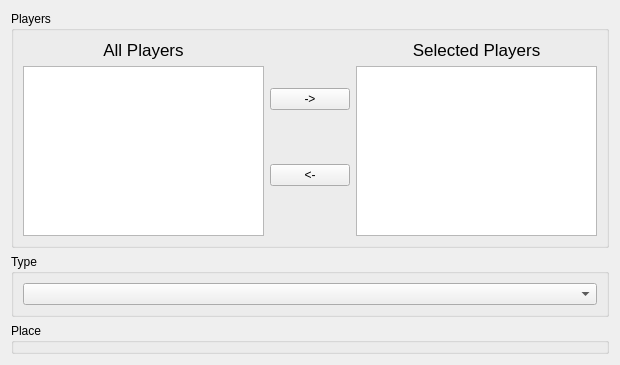
lbproductions/ProjectStats, file Gui/Wizards/NewGame/livegamegeneraloptionswidget.ui: the form before one commit.
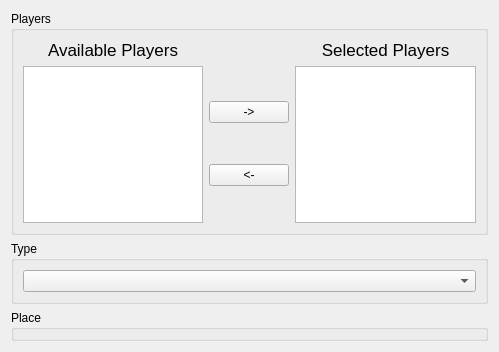
The form after the commit.

Commit message: - Improved some Layouts in ui-files (same look-and-feel, at least I hope so :D) due to better performance with Qt.

What changed in the file:
```diff
--- a/Gui/Wizards/NewGame/livegamegeneraloptionswidget.ui
+++ b/Gui/Wizards/NewGame/livegamegeneraloptionswidget.ui
@@ -6,8 +6,8 @@
    <rect>
     <x>0</x>
     <y>0</y>
-    <width>620</width>
-    <height>365</height>
+    <width>499</width>
+    <height>352</height>
    </rect>
   </property>
   <property name="windowTitle">
@@ -19,26 +19,33 @@
      <property name="title">
       <string>Players</string>
      </property>
-     <layout class="QHBoxLayout" name="horizontalLayout">
-      <item>
-       <layout class="QVBoxLayout" name="verticalLayout_4">
-        <item>
+     <layout class="QGridLayout" name="gridLayout">
+      <item row="0" column="0">
          <widget class="QLabel" name="label">
           <property name="text">
            <string>&lt;!DOCTYPE HTML PUBLIC &quot;-//W3C//DTD HTML 4.0//EN&quot; &quot;http://www.w3.org/TR/REC-html40/strict.dtd&quot;&gt;
 &lt;html&gt;&lt;head&gt;&lt;meta name=&quot;qrichtext&quot; content=&quot;1&quot; /&gt;&lt;style type=&quot;text/css&quot;&gt;
 p, li { white-space: pre-wrap; }
+&lt;/style&gt;&lt;/head&gt;&lt;body style=&quot; font-family:'Ubuntu'; font-size:8pt; font-weight:400; font-style:normal;&quot;&gt;
+&lt;p align=&quot;center&quot; style=&quot; margin-top:0px; margin-bottom:0px; margin-left:0px; margin-right:0px; -qt-block-indent:0; text-indent:0px;&quot;&gt;&lt;span style=&quot; font-family:'Lucida Grande'; font-size:13pt;&quot;&gt;Available Players&lt;/span&gt;&lt;/p&gt;&lt;/body&gt;&lt;/html&gt;</string>
+        </property>
+       </widget>
+      </item>
+      <item row="0" column="2">
+       <widget class="QLabel" name="label_2">
+        <property name="text">
+         <string>&lt;!DOCTYPE HTML PUBLIC &quot;-//W3C//DTD HTML 4.0//EN&quot; &quot;http://www.w3.org/TR/REC-html40/strict.dtd&quot;&gt;
+&lt;html&gt;&lt;head&gt;&lt;meta name=&quot;qrichtext&quot; content=&quot;1&quot; /&gt;&lt;style type=&quot;text/css&quot;&gt;
+p, li { white-space: pre-wrap; }
 &lt;/style&gt;&lt;/head&gt;&lt;body style=&quot; font-family:'Lucida Grande'; font-size:13pt; font-weight:400; font-style:normal;&quot;&gt;
-&lt;p align=&quot;center&quot; style=&quot; margin-top:0px; margin-bottom:0px; margin-left:0px; margin-right:0px; -qt-block-indent:0; text-indent:0px;&quot;&gt;All Players&lt;/p&gt;&lt;/body&gt;&lt;/html&gt;</string>
+&lt;p align=&quot;center&quot; style=&quot; margin-top:0px; margin-bottom:0px; margin-left:0px; margin-right:0px; -qt-block-indent:0; text-indent:0px;&quot;&gt;Selected Players&lt;/p&gt;&lt;/body&gt;&lt;/html&gt;</string>
           </property>
          </widget>
         </item>
-        <item>
+      <item row="1" column="0">
          <widget class="QListWidget" name="listWidgetAllPlayers"/>
         </item>
-       </layout>
-      </item>
-      <item>
+      <item row="1" column="1">
        <layout class="QVBoxLayout" name="verticalLayout">
         <item>
          <widget class="QPushButton" name="pushButtonSelect">
@@ -56,23 +63,8 @@
         </item>
        </layout>
       </item>
-      <item>
-       <layout class="QVBoxLayout" name="verticalLayout_5">
-        <item>
-         <widget class="QLabel" name="label_2">
-          <property name="text">
-           <string>&lt;!DOCTYPE HTML PUBLIC &quot;-//W3C//DTD HTML 4.0//EN&quot; &quot;http://www.w3.org/TR/REC-html40/strict.dtd&quot;&gt;
-&lt;html&gt;&lt;head&gt;&lt;meta name=&quot;qrichtext&quot; content=&quot;1&quot; /&gt;&lt;style type=&quot;text/css&quot;&gt;
-p, li { white-space: pre-wrap; }
-&lt;/style&gt;&lt;/head&gt;&lt;body style=&quot; font-family:'Lucida Grande'; font-size:13pt; font-weight:400; font-style:normal;&quot;&gt;
-&lt;p align=&quot;center&quot; style=&quot; margin-top:0px; margin-bottom:0px; margin-left:0px; margin-right:0px; -qt-block-indent:0; text-indent:0px;&quot;&gt;Selected Players&lt;/p&gt;&lt;/body&gt;&lt;/html&gt;</string>
-          </property>
-         </widget>
-        </item>
-        <item>
+      <item row="1" column="2">
          <widget class="QListWidget" name="listWidgetSelectedPlayers"/>
-        </item>
-       </layout>
       </item>
      </layout>
     </widget>
```
Lines whose indentation alone changed are shown as unchanged. The commit also changes 5 other files.
